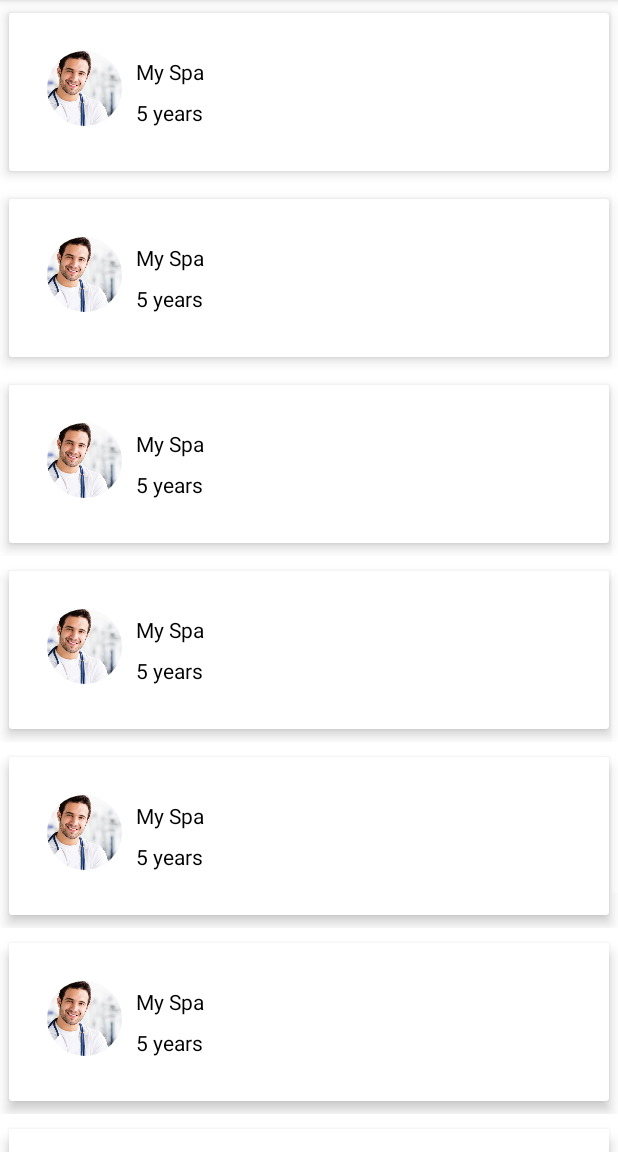
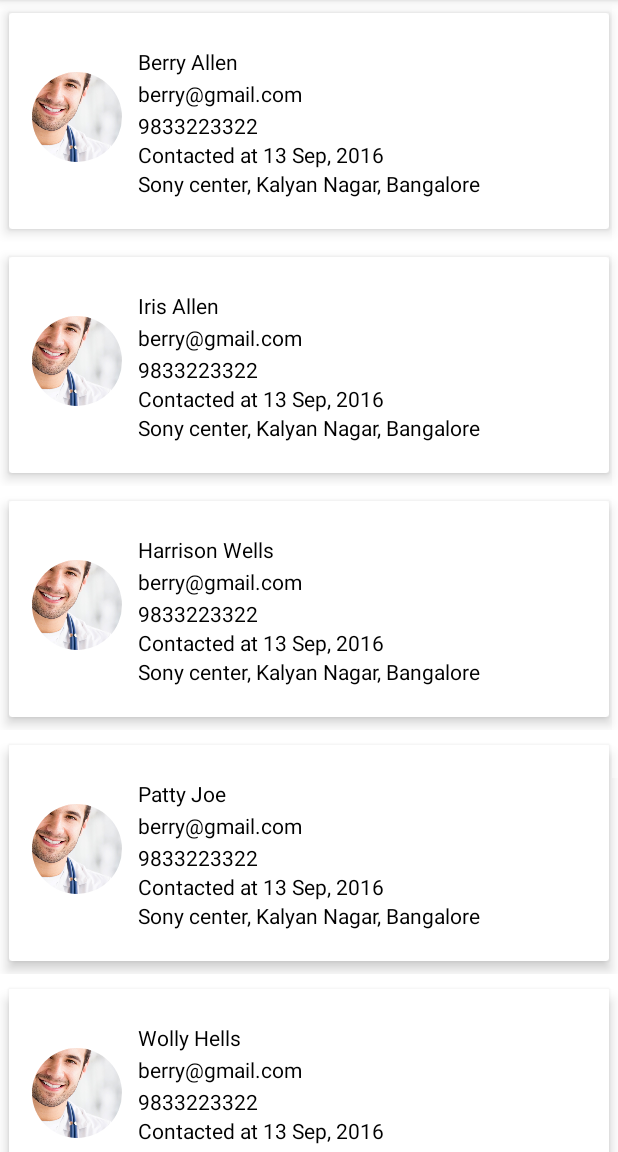
Before and after one commit to MayurLathkar/Woof, an Android app: the fragment DoctorsFragment placed in its activity, on a phone screen of 412 x 824 dp, the part 84-1236 px from its top. Run offline under Robolectric (Android 15) with nearby library versions, the phone set to English and light mode, and no system bars; our stand-ins replace CircleImageView, Volley; 2 statements that could not run were skipped.

```diff
--- a/app/src/main/java/com/example/dell/woof/adapters/MyDoctorsListAdapter.java
+++ b/app/src/main/java/com/example/dell/woof/adapters/MyDoctorsListAdapter.java
@@ -4,17 +4,25 @@ import android.content.Context;
 import android.view.View;
 import android.view.ViewGroup;
 import android.widget.BaseAdapter;
+import android.widget.TextView;
 
 import com.example.dell.woof.R;
+import com.example.dell.woof.model.MyDoctors;
+
+import java.util.ArrayList;
+import java.util.List;
 
 /**
  * Created by Dell on 09-09-2016.
  */
 public class MyDoctorsListAdapter extends BaseAdapter {
     Context context;
+    private List<MyDoctors> myDoctorsList = new ArrayList<>();
 
-    public MyDoctorsListAdapter(Context context){
+
+    public MyDoctorsListAdapter(Context context, List<MyDoctors> list){
         this.context = context;
+        this.myDoctorsList = list;
     }
 
     @Override
@@ -34,12 +42,17 @@ public class MyDoctorsListAdapter extends BaseAdapter {
 
     @Override
     public int getCount() {
-        return 8;
+        return 7;
     }
 
     @Override
     public View getView(int i, View view, ViewGroup viewGroup) {
-        view = View.inflate(context, R.layout.spa_single_item, null);
+        view = View.inflate(context, R.layout.doctor_single_item, null);
+        ((TextView) view.findViewById(R.id.doctorName)).setText(myDoctorsList.get(i).getName());
+        ((TextView) view.findViewById(R.id.doctorEmail)).setText(myDoctorsList.get(i).getEmail());
+        ((TextView) view.findViewById(R.id.doctorNumber)).setText(myDoctorsList.get(i).getNumber());
+        ((TextView) view.findViewById(R.id.doctorBook)).setText(myDoctorsList.get(i).getContacted());
+        ((TextView) view.findViewById(R.id.doctorAddress)).setText(myDoctorsList.get(i).getAddress());
         return view;
     }
 }
--- a/app/src/main/java/com/example/dell/woof/fragments/DoctorsFragment.java
+++ b/app/src/main/java/com/example/dell/woof/fragments/DoctorsFragment.java
@@ -10,18 +10,31 @@ import android.widget.ListView;
 
 import com.example.dell.woof.R;
 import com.example.dell.woof.adapters.MyDoctorsListAdapter;
+import com.example.dell.woof.model.MyDoctors;
+
+import java.util.ArrayList;
+import java.util.List;
 
 /**
  * Created by Dell on 09-09-2016.
  */
 public class DoctorsFragment extends Fragment {
 
+    private List<MyDoctors> myDoctorsList = new ArrayList<>();
+
     @Nullable
     @Override
     public View onCreateView(LayoutInflater inflater, ViewGroup container, Bundle savedInstanceState) {
         View view = inflater.inflate(R.layout.fragment_doctors, null);
         ListView listView = (ListView) view.findViewById(R.id.listview);
-        listView.setAdapter(new MyDoctorsListAdapter(getActivity()));
+        myDoctorsList.add(new MyDoctors("Berry Allen", "berry@gmail.com", "9833223322", "Sony center, Kalyan Nagar, Bangalore", "Contacted at 13 Sep, 2016"));
+        myDoctorsList.add(new MyDoctors("Iris Allen", "berry@gmail.com", "9833223322", "Sony center, Kalyan Nagar, Bangalore", "Contacted at 13 Sep, 2016"));
+        myDoctorsList.add(new MyDoctors("Harrison Wells", "berry@gmail.com", "9833223322", "Sony center, Kalyan Nagar, Bangalore", "Contacted at 13 Sep, 2016"));
+        myDoctorsList.add(new MyDoctors("Patty Joe", "berry@gmail.com", "9833223322", "Sony center, Kalyan Nagar, Bangalore", "Contacted at 13 Sep, 2016"));
+        myDoctorsList.add(new MyDoctors("Wolly Hells", "berry@gmail.com", "9833223322", "Sony center, Kalyan Nagar, Bangalore", "Contacted at 13 Sep, 2016"));
+        myDoctorsList.add(new MyDoctors("Ketty Perry", "berry@gmail.com", "9833223322", "Sony center, Kalyan Nagar, Bangalore", "Contacted at 13 Sep, 2016"));
+        myDoctorsList.add(new MyDoctors("Kaitlin Seis", "berry@gmail.com", "9833223322", "Sony center, Kalyan Nagar, Bangalore", "Contacted at 13 Sep, 2016"));
+        listView.setAdapter(new MyDoctorsListAdapter(getActivity(), myDoctorsList));
         return view;
     }
 }
--- /dev/null
+++ b/app/src/main/java/com/example/dell/woof/model/MyDoctors.java
@@ -0,0 +1,62 @@
+package com.example.dell.woof.model;
+
+/**
+ * Created by Dell on 12-09-2016.
+ */
+public class MyDoctors {
+
+    private String name;
+    private String email;
+    private String number;
+    private String address;
+    private String contacted;
+
+    public MyDoctors(String name, String email, String number, String address, String contacted){
+        this.name = name;
+        this.email = email;
+        this.number = number;
+        this.address = address;
+        this.contacted = contacted;
+    }
+
+    public String getContacted() {
+        return contacted;
+    }
+
+    public void setContacted(String contacted) {
+        this.contacted = contacted;
+    }
+
+    public String getAddress() {
+        return address;
+    }
+
+    public void setAddress(String address) {
+        this.address = address;
+    }
+
+    public String getNumber() {
+        return number;
+    }
+
+    public void setNumber(String number) {
+        this.number = number;
+    }
+
+    public String getEmail() {
+        return email;
+    }
+
+    public void setEmail(String email) {
+        this.email = email;
+    }
+
+    public String getName() {
+        return name;
+    }
+
+    public void setName(String name) {
+        this.name = name;
+    }
+
+}
--- /dev/null
+++ b/app/src/main/res/layout/doctor_single_item.xml
@@ -0,0 +1,70 @@
+<?xml version="1.0" encoding="utf-8"?>
+<LinearLayout xmlns:android="http://schemas.android.com/apk/res/android"
+    xmlns:app="http://schemas.android.com/apk/res-auto"
+    android:layout_margin="5dp"
+    android:background="@android:color/white"
+    android:orientation="vertical"
+    android:layout_width="match_parent"
+    android:layout_height="match_parent">
+    <android.support.v7.widget.CardView
+        android:layout_width="match_parent"
+        android:layout_height="wrap_content"
+        app:cardUseCompatPadding="true"
+        app:cardBackgroundColor="@android:color/white"
+        app:cardElevation="5dp"
+        app:contentPadding="15dp">
+        <RelativeLayout
+            android:layout_width="match_parent"
+            android:layout_height="match_parent">
+            <de.hdodenhof.circleimageview.CircleImageView
+                android:id="@+id/doctorImage"
+                android:layout_marginRight="5dp"
+                android:layout_width="60dp"
+                android:layout_height="50dp"
+                android:src="@drawable/doctor"
+                android:layout_alignBottom="@+id/linearLayout3"
+                android:layout_alignParentTop="true" />
+            <LinearLayout
+                android:layout_toRightOf="@+id/doctorImage"
+                android:layout_width="match_parent"
+                android:layout_height="wrap_content"
+                android:layout_margin="5dp"
+                android:orientation="vertical"
+                android:id="@+id/linearLayout3">
+                <TextView
+                    android:id="@+id/doctorName"
+                    android:layout_width="match_parent"
+                    android:layout_height="wrap_content"
+                    android:layout_marginTop="2dp"
+                    android:text="Harrison Wells"
+                    android:textColor="@android:color/black"/>
+                <TextView
+                    android:id="@+id/doctorEmail"
+                    android:layout_width="match_parent"
+                    android:layout_height="wrap_content"
+                    android:layout_marginTop="2dp"
+                    android:text="harison@gmail.com"
+                    android:textColor="@android:color/black"/>
+                <TextView
+                    android:id="@+id/doctorNumber"
+                    android:layout_width="match_parent"
+                    android:layout_height="wrap_content"
+                    android:layout_marginTop="2dp"
+                    android:text="9845738473"
+                    android:textColor="@android:color/black"/>
+                <TextView
+                    android:id="@+id/doctorBook"
+                    android:layout_width="match_parent"
+                    android:layout_height="wrap_content"
+                    android:text="Contacted at 12 Sep, 2016"
+                    android:textColor="@android:color/black"/>
+                <TextView
+                    android:id="@+id/doctorAddress"
+                    android:layout_width="match_parent"
+                    android:layout_height="wrap_content"
+                    android:text="Kalyan nagar, Bangalore"
+                    android:textColor="@android:color/black"/>
+            </LinearLayout>
+        </RelativeLayout>
+    </android.support.v7.widget.CardView>
+</LinearLayout>
```
Also changed, not shown: app/src/main/java/com/example/dell/woof/fragments/MyProfileFragment.java (added, +63 -0 lines), app/src/main/java/com/example/dell/woof/model/UserDetails.java (+19 -0 lines), app/src/main/java/com/example/dell/woof/ui/DashBoardActivity.java (+3 -11 lines), app/src/main/res/layout/fragment_profile.xml (added, +101 -0 lines).
